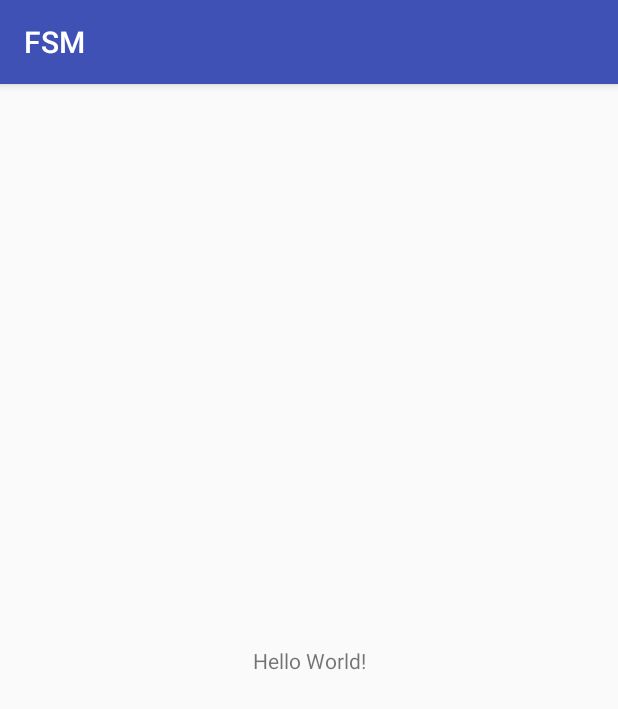
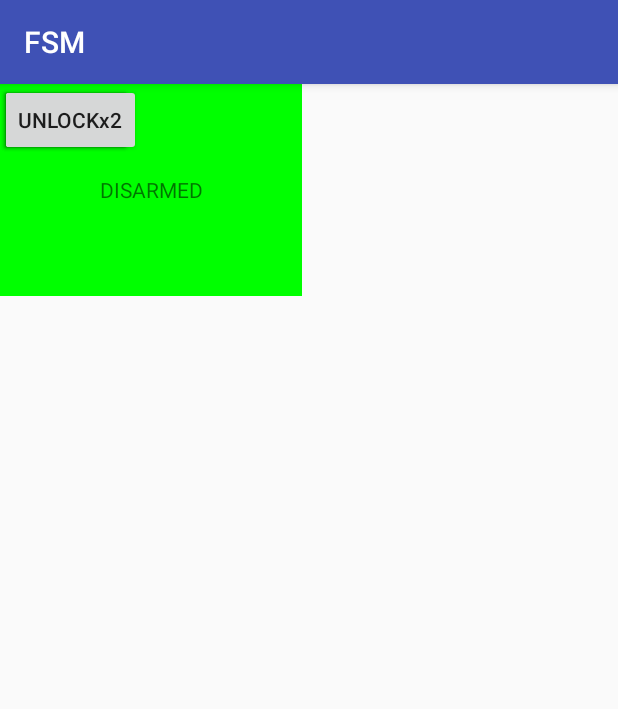
Before and after one commit to tsyapa/fsm, an Android app: the screen it shows after launch (MainActivity), on a phone screen of 412 x 824 dp. Shown: the top 709 px of the screen. Run offline under Robolectric (Android 15) with nearby library versions, the phone set to English and light mode, and no system bars.

Commit message:
add basic layout and specify strings

```diff
--- a/app/src/main/res/layout/activity_main.xml
+++ b/app/src/main/res/layout/activity_main.xml
@@ -6,13 +6,49 @@
     android:layout_height="match_parent"
     tools:context="com.example.vitaliytsyapa.fsm.MainActivity">
 
-    <TextView
+    <Button
+        android:id="@+id/button"
         android:layout_width="wrap_content"
         android:layout_height="wrap_content"
-        android:text="Hello World!"
-        app:layout_constraintBottom_toBottomOf="parent"
-        app:layout_constraintLeft_toLeftOf="parent"
-        app:layout_constraintRight_toRightOf="parent"
-        app:layout_constraintTop_toTopOf="parent" />
+        android:text="@string/lock"
+        android:textAllCaps="false"
+        tools:layout_editor_absoluteX="26dp"
+        tools:layout_editor_absoluteY="342dp" />
 
+    <Button
+        android:id="@+id/button2"
+        android:layout_width="wrap_content"
+        android:layout_height="wrap_content"
+        android:text="@string/unlock"
+        android:textAllCaps="false"
+        tools:layout_editor_absoluteX="238dp"
+        tools:layout_editor_absoluteY="342dp" />
+
+    <Button
+        android:id="@+id/button3"
+        android:layout_width="wrap_content"
+        android:layout_height="wrap_content"
+        android:text="@string/lockx2"
+        android:textAllCaps="false"
+        tools:layout_editor_absoluteX="26dp"
+        tools:layout_editor_absoluteY="429dp" />
+
+    <Button
+        android:id="@+id/button4"
+        android:layout_width="wrap_content"
+        android:layout_height="wrap_content"
+        android:text="@string/unlockx2"
+        android:textAllCaps="false"
+        tools:layout_editor_absoluteX="238dp"
+        tools:layout_editor_absoluteY="429dp" />
+
+    <TextView
+        android:id="@+id/textView"
+        android:layout_width="201dp"
+        android:layout_height="141dp"
+        android:text="@string/disarmed"
+        android:gravity="center"
+        android:background="@color/green"
+        tools:layout_editor_absoluteX="82dp"
+        tools:layout_editor_absoluteY="83dp" />
 </android.support.constraint.ConstraintLayout>
--- a/app/src/main/res/values/strings.xml
+++ b/app/src/main/res/values/strings.xml
@@ -1,3 +1,11 @@
 <resources>
     <string name="app_name">FSM</string>
+    <string name="lock">LOCK</string>
+    <string name="lockx2">LOCKx2</string>
+    <string name="unlock">UNLOCK</string>
+    <string name="unlockx2">UNLOCKx2</string>
+    <string name="armed">ARMED</string>
+    <string name="disarmed">DISARMED</string>
+    <color name="red">#FF0000</color>
+    <color name="green">#00FF00</color>
 </resources>
```
